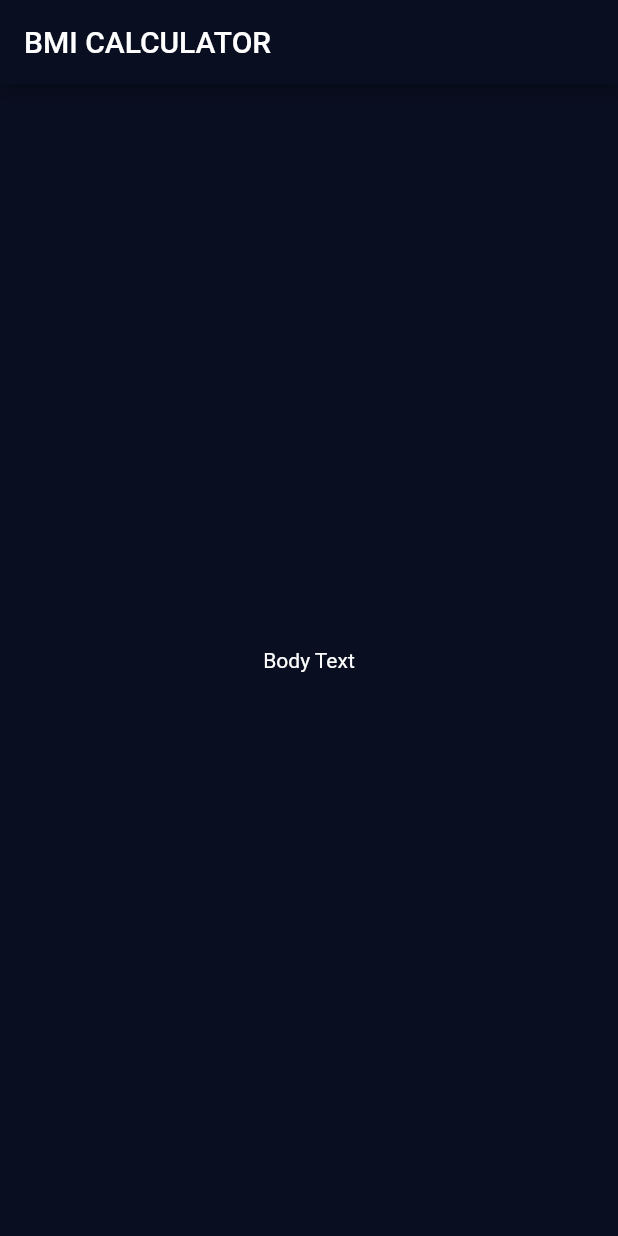
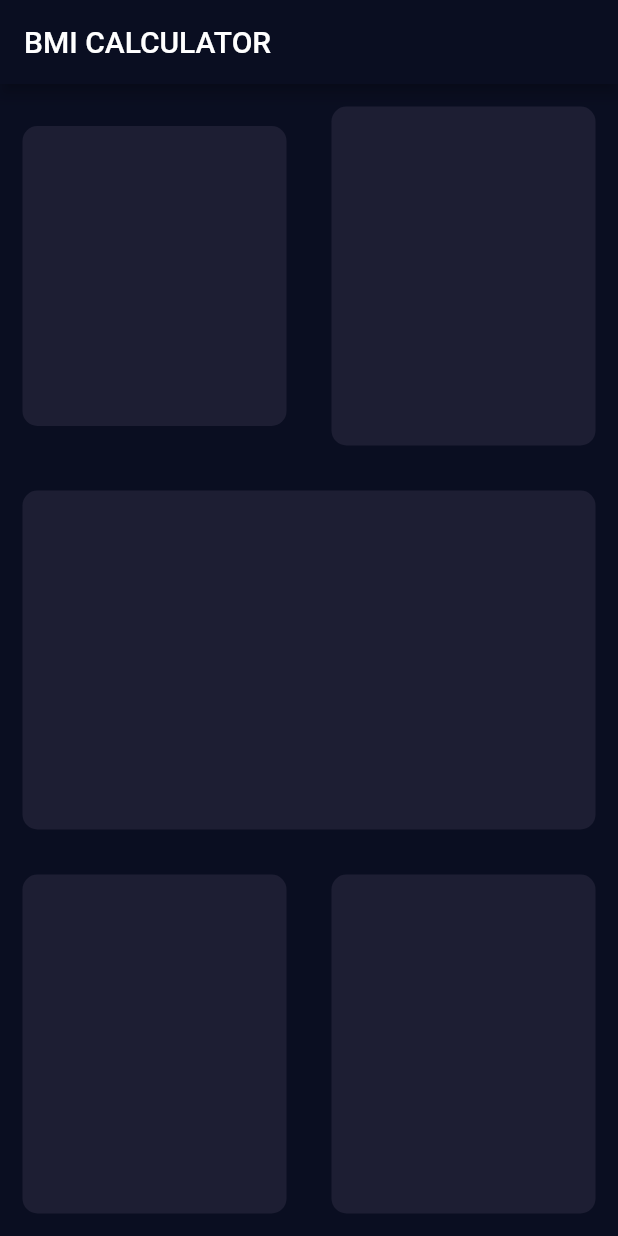
Before and after one commit to alaminsheikh01/BMI-Calculator-flutter-app, a Flutter app: the screen it shows after launch, on a phone screen of 412 x 824 dp. Run offline on Flutter 3.47's test engine with Material 2 defaults, Android fonts, the phone set to English and light mode, and no system bars.

Commit message:
beautiful card

```diff
--- a/lib/input_page.dart
+++ b/lib/input_page.dart
@@ -9,12 +9,68 @@ class _InputPageState extends State<InputPage> {
   @override
   Widget build(BuildContext context) {
     return Scaffold(
-      appBar: AppBar(
-        title: Text("BMI CALCULATOR"),
-      ),
-      body: Center(
-        child: Text('Body Text'),
-      ),
-    );
+        appBar: AppBar(
+          title: Text("BMI CALCULATOR"),
+        ),
+        body: Column(
+          children: [
+            Expanded(
+                child: Row(
+              children: [
+                Expanded(
+                  child: Container(
+                    margin: EdgeInsets.all(15.0),
+                    height: 200.0,
+                    width: 170.0,
+                    decoration: BoxDecoration(
+                      borderRadius: BorderRadius.circular(10.0),
+                      color: Color(0xFF1D1E33),
+                    ),
+                  ),
+                ),
+                Expanded(
+                    child: Container(
+                  margin: EdgeInsets.all(15.0),
+                  decoration: BoxDecoration(
+                    borderRadius: BorderRadius.circular(10.0),
+                    color: Color(0xFF1D1E33),
+                  ),
+                ))
+              ],
+            )),
+            Expanded(
+              child: Container(
+                margin: EdgeInsets.all(15.0),
+                decoration: BoxDecoration(
+                  borderRadius: BorderRadius.circular(10.0),
+                  color: Color(0xFF1D1E33),
+                ),
+              ),
+            ),
+            Expanded(
+                child: Row(
+              children: [
+                Expanded(
+                  child: Container(
+                    margin: EdgeInsets.all(15.0),
+                    decoration: BoxDecoration(
+                      borderRadius: BorderRadius.circular(10.0),
+                      color: Color(0xFF1D1E33),
+                    ),
+                  ),
+                ),
+                Expanded(
+                  child: Container(
+                    margin: EdgeInsets.all(15.0),
+                    decoration: BoxDecoration(
+                      borderRadius: BorderRadius.circular(10.0),
+                      color: Color(0xFF1D1E33),
+                    ),
+                  ),
+                )
+              ],
+            )),
+          ],
+        ));
   }
 }
```
